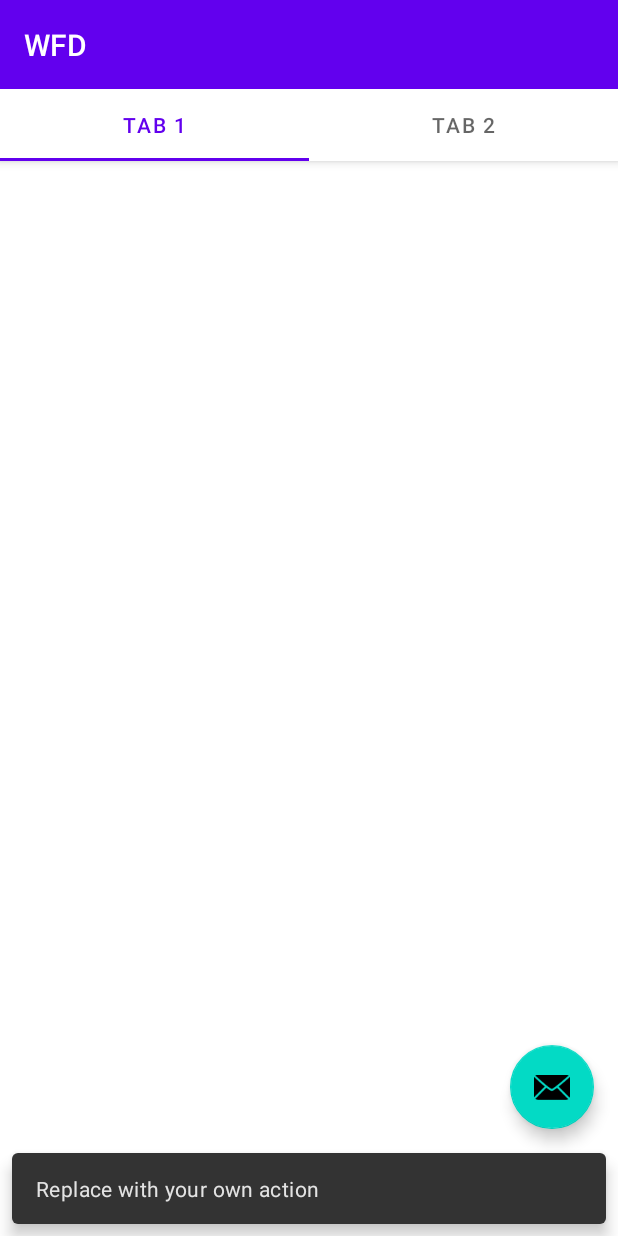
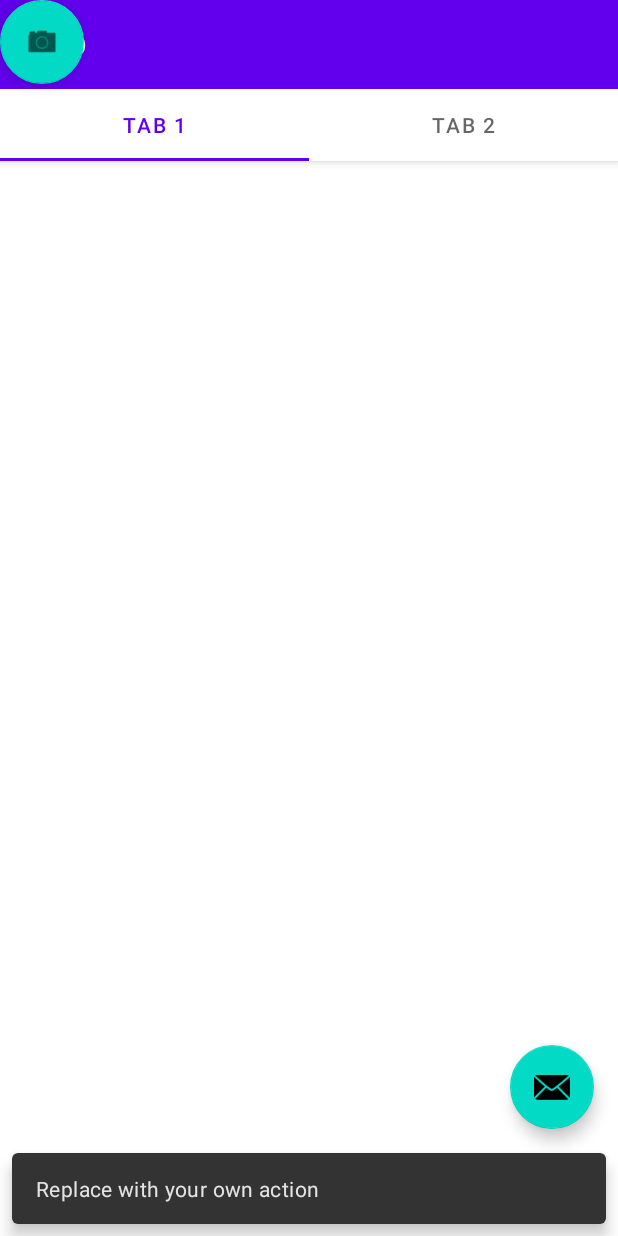
Before and after one commit to Knack25/CSCI5801, an Android app: the screen it shows after launch (MainActivity), after a tap on an icon or button, on a phone screen of 412 x 824 dp. Run offline under Robolectric (Android 15) with nearby library versions, the phone set to English and light mode, and no system bars; libraries missing offline, so code that uses them is left out: io.realm; 2 statements that could not run were skipped.

Commit message:
Added Camera Button to main activity.

```diff
--- a/app/src/main/res/layout/activity_main.xml
+++ b/app/src/main/res/layout/activity_main.xml
@@ -41,4 +41,11 @@
         android:layout_marginEnd="@dimen/fab_margin"
         android:layout_marginBottom="16dp"
         app:srcCompat="@android:drawable/ic_dialog_email" />
+
+    <com.google.android.material.floatingactionbutton.FloatingActionButton
+        android:id="@+id/Camera"
+        android:layout_width="wrap_content"
+        android:layout_height="wrap_content"
+        android:clickable="true"
+        app:srcCompat="@android:drawable/ic_menu_camera" />
 </androidx.coordinatorlayout.widget.CoordinatorLayout>
```
